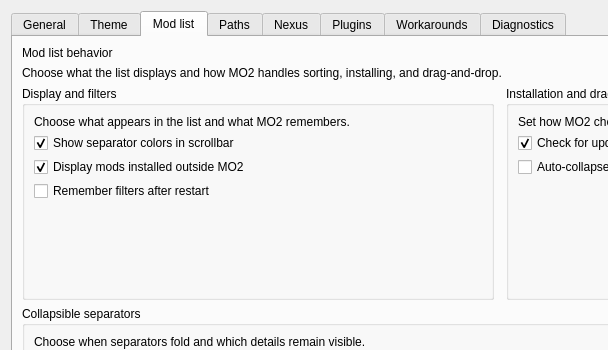
Before: the Qt Designer form source/modorganizer/src/settingsdialog.ui in ArialSenki/MO2-Revamped, drawn with Qt 5; both pictures show x 0 to 608 and y 0 to 350 of the 1000 by 740 pixel window.
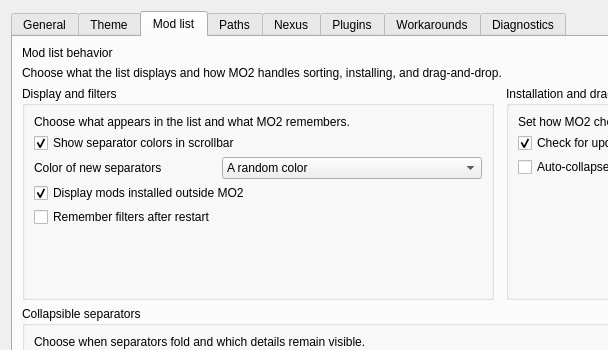
After: the same form once the commit is applied. The open tabs and pages were chosen to show the change. Custom widgets are drawn as their Qt base class.

Commit message:
Separators and Tab: a rounded band, a color for each new one, focus you can see
A separator is one rounded band with upright text, and hovering it no longer
leaves bits of highlight above and below. New separators get a random color by
default; Settings > Mod list can ask each time, reuse the last or use none.
The rename field stays clear of the switch. Mods without categories have no
empty tooltip. Switches and buttons show a ring when reached with Tab. The new
instance's saves page is compact again, with its switches on the right.

The edit to the form file:
```diff
--- a/source/modorganizer/src/settingsdialog.ui
+++ b/source/modorganizer/src/settingsdialog.ui
@@ -686,6 +686,60 @@
                </property>
               </widget>
              </item>
+             <item>
+              <layout class="QHBoxLayout" name="newSeparatorColorRow">
+               <item>
+                <widget class="QLabel" name="newSeparatorColorLabel">
+                 <property name="text">
+                  <string>Color of new separators</string>
+                 </property>
+                 <property name="toolTip">
+                  <string>What color a separator gets when you create it. A random color avoids the ones your other separators use.</string>
+                 </property>
+                </widget>
+               </item>
+               <item>
+                <spacer name="newSeparatorColorSpacer">
+                 <property name="orientation">
+                  <enum>Qt::Horizontal</enum>
+                 </property>
+                </spacer>
+               </item>
+               <item>
+                <widget class="QComboBox" name="newSeparatorColorBox">
+                 <property name="minimumSize">
+                  <size>
+                   <width>260</width>
+                   <height>0</height>
+                  </size>
+                 </property>
+                 <property name="toolTip">
+                  <string>What color a separator gets when you create it. A random color avoids the ones your other separators use.</string>
+                 </property>
+                 <item>
+                  <property name="text">
+                   <string>A random color</string>
+                  </property>
+                 </item>
+                 <item>
+                  <property name="text">
+                   <string>Choose it each time</string>
+                  </property>
+                 </item>
+                 <item>
+                  <property name="text">
+                   <string>The last color used</string>
+                  </property>
+                 </item>
+                 <item>
+                  <property name="text">
+                   <string>No color</string>
+                  </property>
+                 </item>
+                </widget>
+               </item>
+              </layout>
+             </item>
              <item>
               <widget class="QCheckBox" name="displayForeignBox">
                <property name="toolTip">
```
The commit also changes 20 other files.
